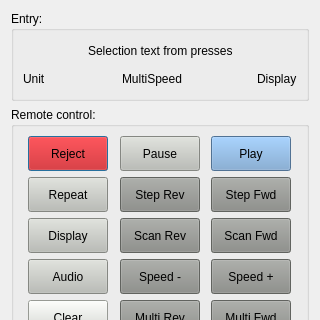
Qt form Linux-Application/DomesdayDuplicator/playerremotedialog.ui (simoninns/DomesdayDuplicator-gui-app) before a commit; both pictures show x 0 to 320 and y 0 to 320 of the 320 by 522 pixel window.
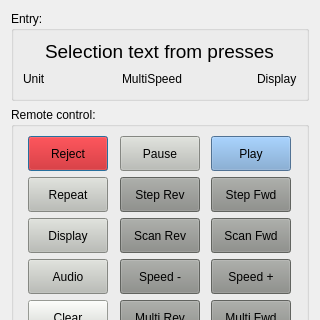
The same form after that commit.

```diff
--- a/Linux-Application/DomesdayDuplicator/playerremotedialog.ui
+++ b/Linux-Application/DomesdayDuplicator/playerremotedialog.ui
@@ -49,6 +49,11 @@
         </item>
         <item>
          <widget class="QLabel" name="entryLabel">
+          <property name="font">
+           <font>
+            <pointsize>14</pointsize>
+           </font>
+          </property>
           <property name="text">
            <string>Selection text from presses</string>
           </property>
```
